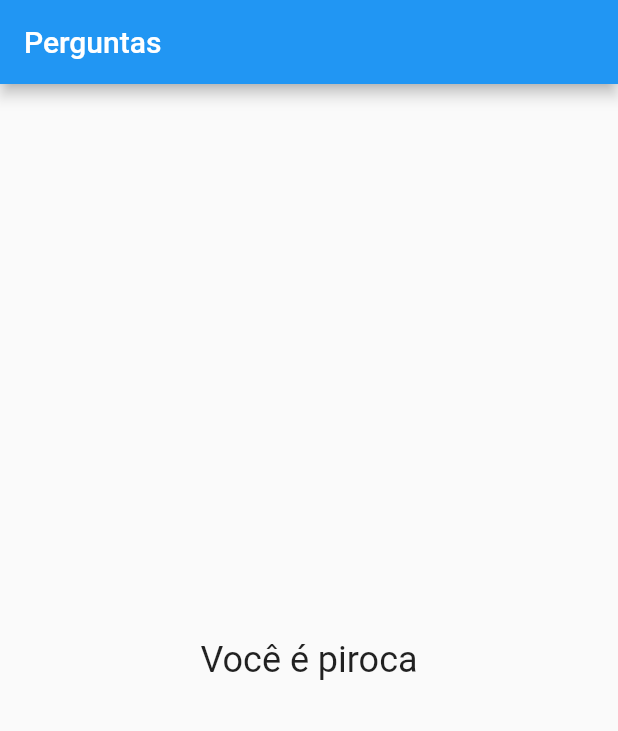
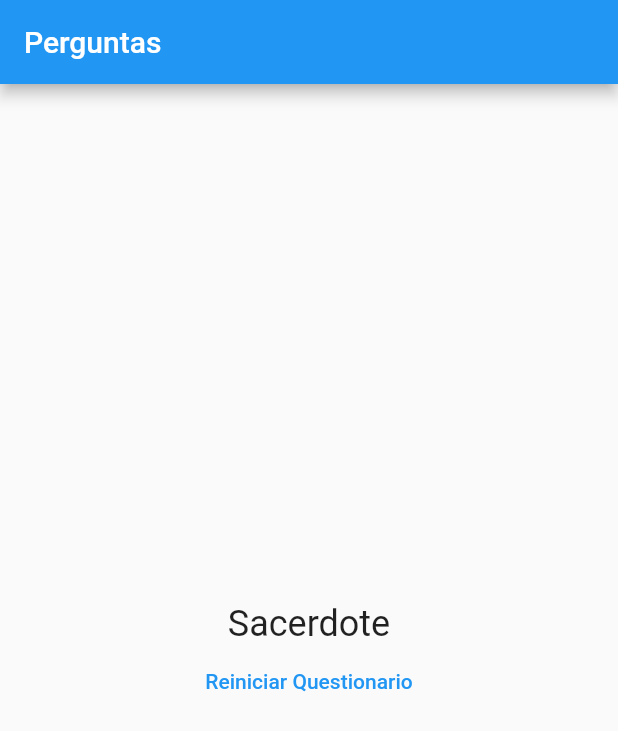
Before and after one commit to PBayma/pergunta_app, a Flutter app: the screen it shows after launch, after a tap on "Azul", after a tap on "Fogo", after a tap on "Ladino", on a phone screen of 412 x 824 dp. Shown: the top 731 px of the screen. Run offline on Flutter 3.47's test engine with Material 2 defaults, Android fonts, the phone set to English and light mode, and no system bars.

Commit message:
Implementing questionary and result widget

```diff
--- a/lib/main.dart
+++ b/lib/main.dart
@@ -1,6 +1,6 @@
 import 'package:flutter/material.dart';
-import 'package:questions_project/answer.dart';
-import 'package:questions_project/question.dart';
+import 'package:questions_project/questionary.dart';
+import 'package:questions_project/result.dart';
 
 main() {
   runApp(PerguntaApp());
@@ -8,59 +8,83 @@ main() {
 
 class _PerguntaAppState extends State<PerguntaApp> {
   var _perguntaSelecionada = 0;
+  int _pontuacaoTotal = 0;
+  String _suaClasse;
 
   List<Map<String, Object>> _perguntas = const [
     {
       'question': 'Qual sua cor favorita?',
-      'answer': ['Azul', 'Vermelho', 'Verde', 'Branco']
+      'answer': [
+        {'texto': 'Azul', 'pontuacao': 10},
+        {'texto': 'Vermelho', 'pontuacao': 5},
+        {'texto': 'Verde', 'pontuacao': 3},
+        {'texto': 'Branco', 'pontuacao': 1}
+      ]
     },
     {
       'question': 'Qual seu elemento favorito?',
-      'answer': ['Água', 'Fogo', 'Vento', 'Terra']
+      'answer': [
+        {'texto': 'Água', 'pontuacao': 10},
+        {'texto': 'Fogo', 'pontuacao': 5},
+        {'texto': 'Vento', 'pontuacao': 3},
+        {'texto': 'Terra', 'pontuacao': 1}
+      ]
     },
     {
       'question': 'Qual classe você se identifica?',
-      'answer': ['Sacerdote', 'Mago', 'Ladino', 'Guerreiro']
+      'answer': [
+        {'texto': 'Sacerdote', 'pontuacao': 10},
+        {'texto': 'Mago', 'pontuacao': 5},
+        {'texto': 'Ladino', 'pontuacao': 3},
+        {'texto': 'Guerreiro', 'pontuacao': 1}
+      ]
     }
   ];
-
-  void _responder() {
-    setState(() {
-      _perguntaSelecionada++;
-    });
-    print(_perguntaSelecionada);
-  }
 
   bool get temPerguntaSelecionada {
     return _perguntaSelecionada < _perguntas.length;
   }
 
+  String get suaClasse {
+    if (_pontuacaoTotal <= 5) {
+      return 'Guerreiro';
+    } else if (_pontuacaoTotal <= 9) {
+      return 'Ladino';
+    } else if (_pontuacaoTotal <= 16) {
+      return 'Mago';
+    }
+    return 'Sacerdote';
+  }
+
+  void _responder(int pontuacao) {
+    setState(() {
+      _perguntaSelecionada++;
+      _pontuacaoTotal += pontuacao;
+    });
+    print(_pontuacaoTotal);
+  }
+
+  void _reiniciarQuestionario() {
+    setState(() {
+      _perguntaSelecionada = 0;
+      _pontuacaoTotal = 0;
+    });
+  }
+
   @override
   Widget build(BuildContext context) {
-    List<String> answers = temPerguntaSelecionada
-        ? _perguntas[_perguntaSelecionada]['answer']
-        : null;
-
     return MaterialApp(
       home: Scaffold(
         appBar: AppBar(
           title: Text('Perguntas'),
         ),
         body: temPerguntaSelecionada
-            ? Column(
-                children: [
-                  Question(_perguntas[_perguntaSelecionada]['question']),
-                  // Spread operator pra ele conseguir usar todos os elementos da lista naquele index.
-                  ...answers.map((text) => Answer(text, _responder)).toList()
-                ],
+            ? Questionary(
+                perguntaSelecionada: _perguntaSelecionada,
+                perguntas: _perguntas,
+                responder: _responder,
               )
-            : Center(
-                child: Text(
-                  'Você é piroca',
-                  style: TextStyle(fontSize: 24),
-                  textAlign: TextAlign.center,
-                ),
-              ),
+            : Result(suaClasse, _reiniciarQuestionario),
       ),
     );
   }
--- /dev/null
+++ b/lib/questionary.dart
@@ -0,0 +1,37 @@
+import 'package:flutter/material.dart';
+
+import 'answer.dart';
+import 'question.dart';
+
+class Questionary extends StatelessWidget {
+  final List perguntas;
+  final int perguntaSelecionada;
+  final void Function(int) responder;
+
+  Questionary({
+    @required this.perguntas,
+    @required this.perguntaSelecionada,
+    @required this.responder,
+  });
+
+  bool get temPerguntaSelecionada {
+    return perguntaSelecionada < perguntas.length;
+  }
+
+  @override
+  Widget build(BuildContext context) {
+    List<Map<String, Object>> answers = temPerguntaSelecionada
+        ? perguntas[perguntaSelecionada]['answer']
+        : null;
+    return Column(
+      children: [
+        Question(perguntas[perguntaSelecionada]['question']),
+        // Spread operator pra ele conseguir usar todos os elementos da lista naquele index.
+        ...answers
+            .map((resp) =>
+                Answer(resp['texto'], () => responder(resp['pontuacao'])))
+            .toList()
+      ],
+    );
+  }
+}
--- /dev/null
+++ b/lib/result.dart
@@ -0,0 +1,31 @@
+import 'package:flutter/material.dart';
+
+class Result extends StatelessWidget {
+  final String texto;
+  final Function() reiniciar;
+
+  Result(this.texto, this.reiniciar);
+
+  @override
+  Widget build(BuildContext context) {
+    return Column(
+      mainAxisAlignment: MainAxisAlignment.center,
+      children: [
+        Center(
+          child: Text(
+            texto,
+            style: TextStyle(fontSize: 24),
+            textAlign: TextAlign.center,
+          ),
+        ),
+        FlatButton(
+          child: Text(
+            'Reiniciar Questionario',
+            style: TextStyle(color: Colors.blue),
+          ),
+          onPressed: reiniciar,
+        )
+      ],
+    );
+  }
+}
```
Also changed, not shown: 2 other files.
